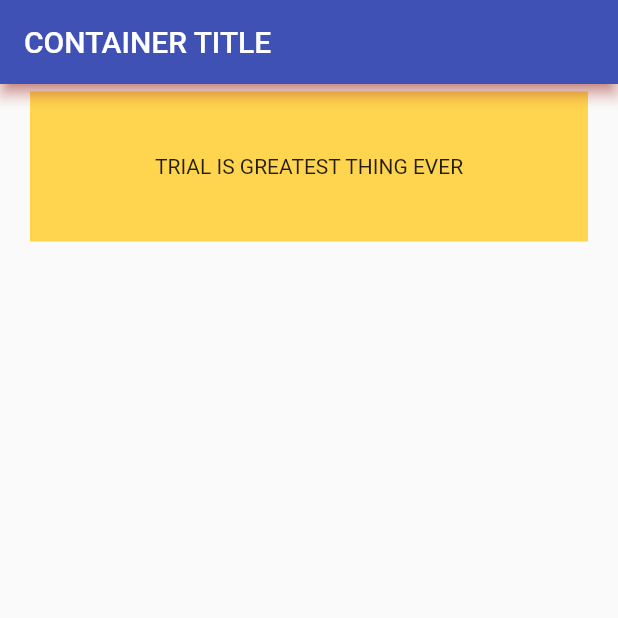
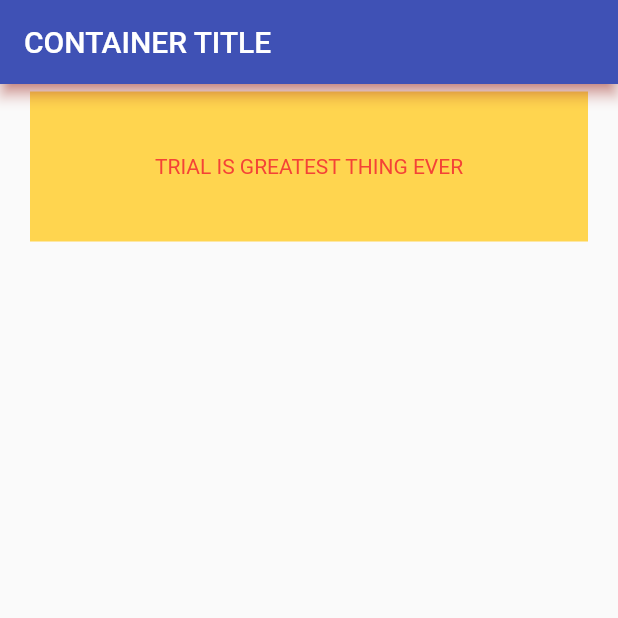
Before and after one commit to skravche/simple_flutter, a Flutter app: the screen it shows after launch, on a phone screen of 412 x 824 dp, the top half of it. Run offline on Flutter 3.47's test engine with Material 2 defaults, Android fonts, the phone set to English and light mode, and no system bars.

Commit message:
container finished

```diff
--- a/lib/main.dart
+++ b/lib/main.dart
@@ -8,7 +8,7 @@ import 'package:flutter/rendering.dart' show debugPaintSizeEnabled;
 // U need to change main() => to standart function
 
 void main() {
-  debugPaintSizeEnabled = true;
+  debugPaintSizeEnabled = false;
   return runApp(MyApp());
 }
 
--- a/lib/new_container_info.dart
+++ b/lib/new_container_info.dart
@@ -16,7 +16,12 @@ class MyContainer extends StatelessWidget {
           // alignment: Alignment(1, -1),
           padding: const EdgeInsets.all(25),
           margin: const EdgeInsets.symmetric(vertical: 5.0, horizontal: 20.0),
-          child: Text('TRIAL IS GREATEST THING EVER'),
+          child: Text(
+            'TRIAL IS GREATEST THING EVER',
+            style: TextStyle(
+              color: Colors.red,
+            ),
+          ),
         ));
   }
 }
```
